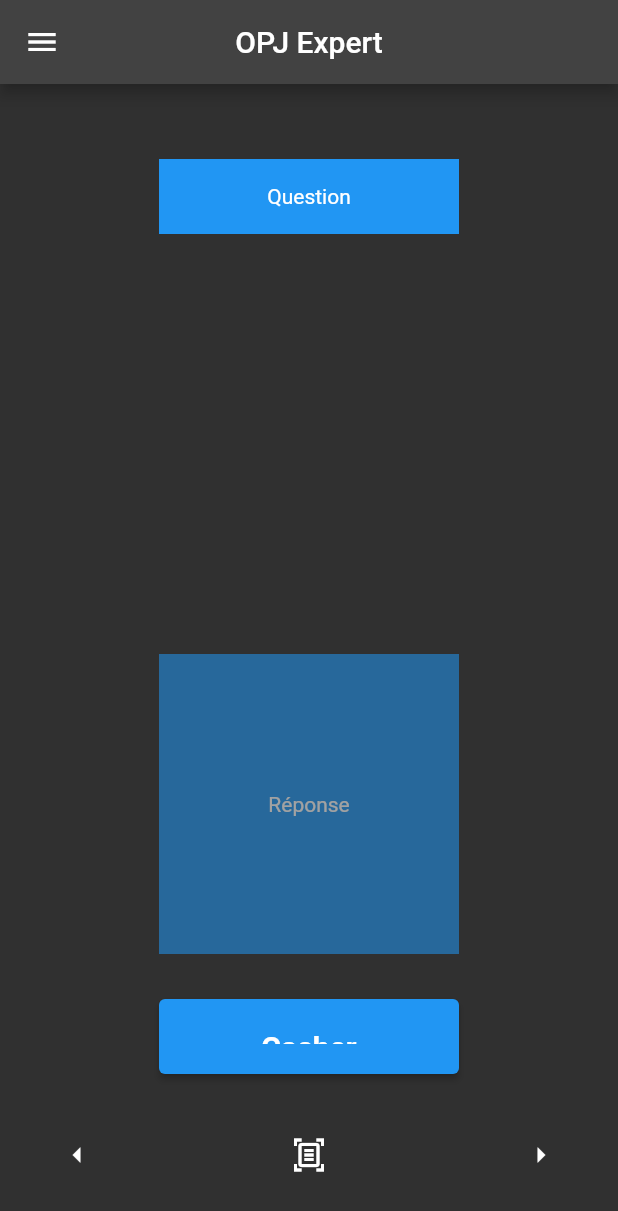
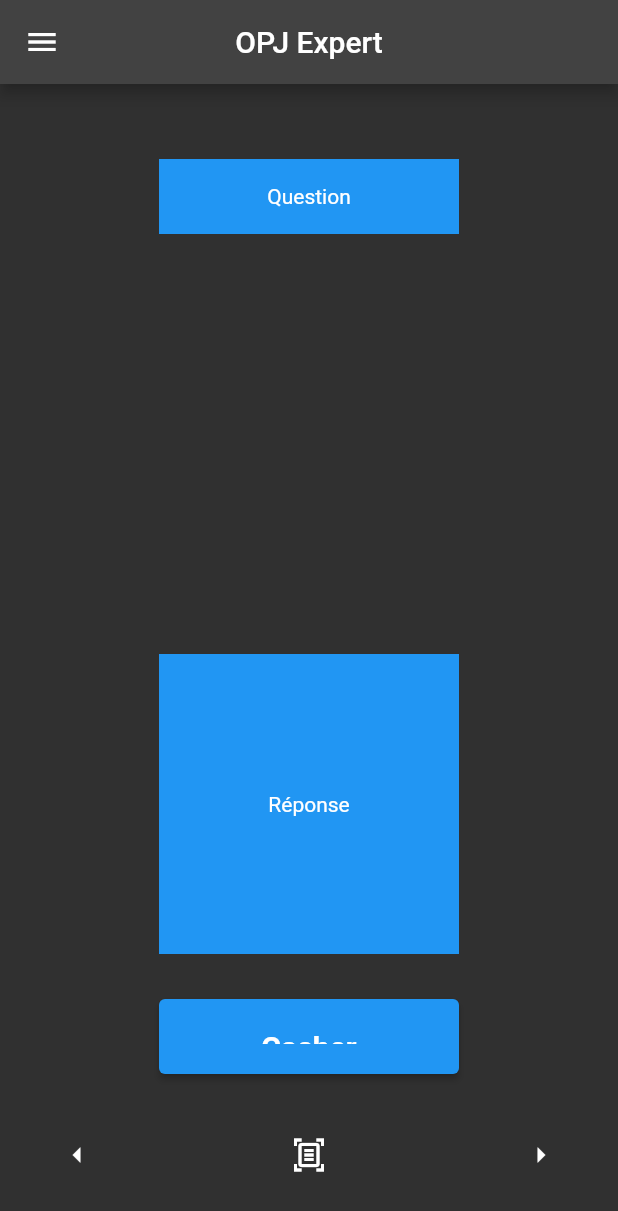
Before and after one commit to LeratClarisse/opj_app_2, a Flutter app: the screen it shows after launch, after a tap on "Questions", after a tap on "Réponse", on a phone screen of 412 x 824 dp. Shown: the top 1211 px of the screen. Run offline on Flutter 3.47's test engine with Material 2 defaults, Android fonts, the phone set to English and light mode, and no system bars; our stand-ins replace rxdart.

```diff
--- a/lib/src/ui/questions.dart
+++ b/lib/src/ui/questions.dart
@@ -50,7 +50,7 @@ class _Questions extends State<Questions> {
   Widget buildReponse(BuildContext context) {
     return AnimatedOpacity(
       opacity: opacityLevel,
-      duration: const Duration(seconds: 2),
+      duration: const Duration(seconds: 1),
       child: Container(
         width: selected ? 200 : 0,
         height: selected ? 200 : 0,
```
Also changed, not shown: 1 other file.
